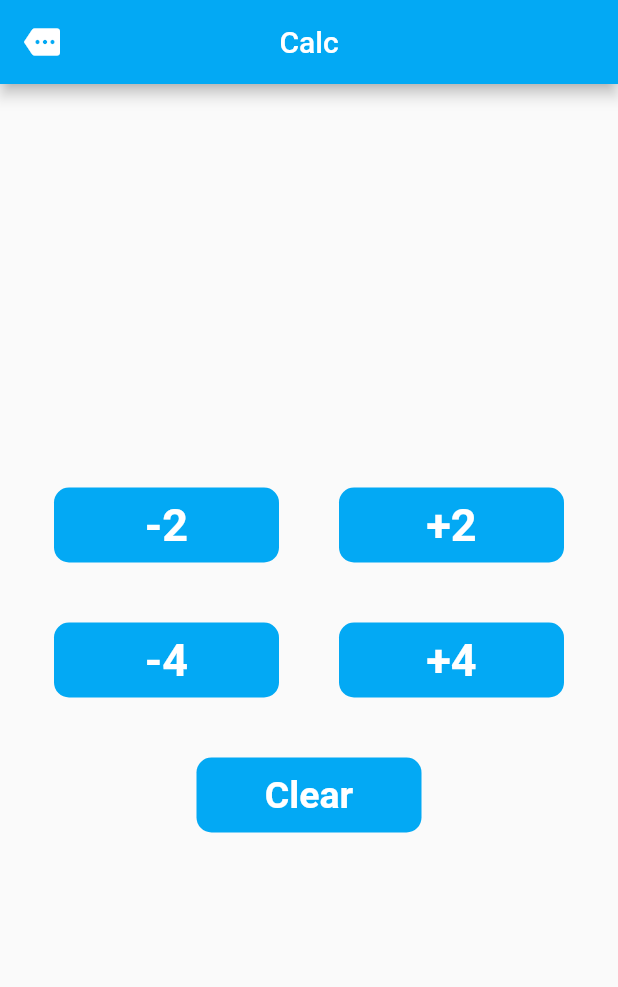
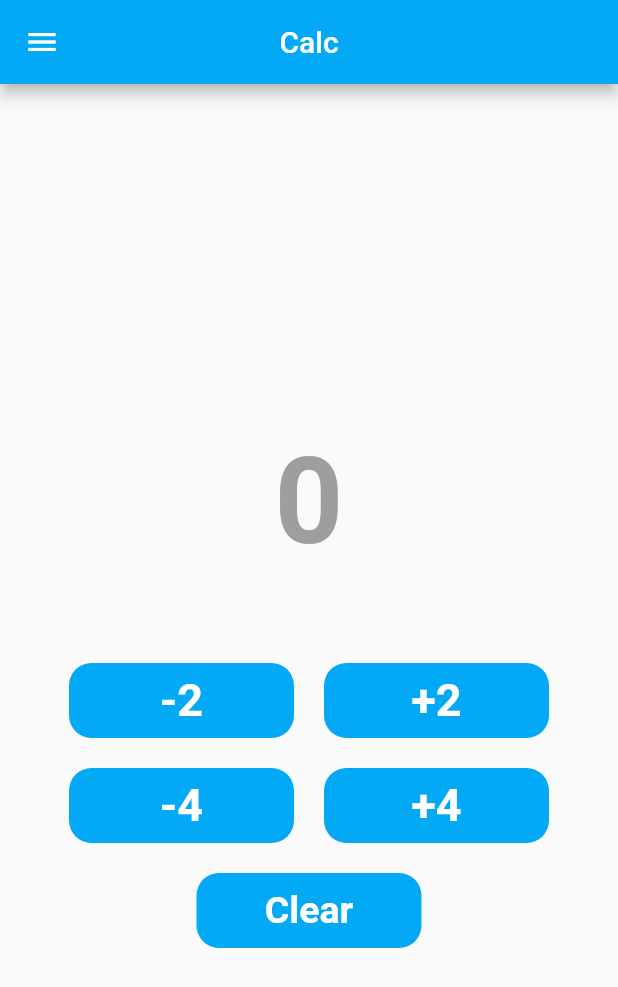
Before and after one commit to IamNikunjParmar/Core_flutter_, a Flutter app: the screen it shows after launch, on a phone screen of 412 x 824 dp. Shown: the top 987 px of the screen. Run offline on Flutter 3.47's test engine with Material 2 defaults, Android fonts, the light colour scheme and no system bars.

Commit message:
ch-5-4 task

```diff
--- a/ch_5_4/task_1/lib/main.dart
+++ b/ch_5_4/task_1/lib/main.dart
@@ -10,6 +10,8 @@
   );
 }
 
+
+
 class MyApp extends StatefulWidget {
   const MyApp({Key? key}) : super(key: key);
 
@@ -18,28 +20,9 @@
 
 }
 class _MyAppState extends State<MyApp> {
-  int counter = 0;
-  double h = 80;
-
-  Color appbarBg = Colors.amber;
-
-  late double w;
-
-  @override
-  void initState() {
-    super.initState();
-    w = h;
-    appbarBg = const Color(0xff314755);
-  }
-
-  void increase() {
-    setState(() {
-      counter++;
-    });
-  }
 
 
-
+int counter=0;
 @override
 Widget build(BuildContext context) {
   return Scaffold(
@@ -47,42 +30,21 @@
       backgroundColor: Colors.lightBlue,
       title: Text("Calc"),
       centerTitle: true,
-      leading: Icon(Icons.more),
+      leading: Icon(Icons.menu),
     ),
     body: Center(
       child: Column(
         mainAxisSize: MainAxisSize.min,
         children: [
           Row(
-              mainAxisSize: MainAxisSize.min,
 
               mainAxisAlignment: MainAxisAlignment.spaceAround,
               children: [
                 Container(
-                  height: 50,
-                  width: 150,
-                  margin: EdgeInsets.all(20),
-                  decoration: BoxDecoration(
-                    color: Colors.lightBlue,
-                    borderRadius: BorderRadius.circular(10),
-                  ),
-                  child: Text("-2",style: TextStyle(fontSize: 30,fontWeight: FontWeight.bold,
-                    color: Colors.white,
-                  )
-                  ),
-                  alignment: Alignment.center,
-                ),
-                Container(
-                  height: 50,
-                  width: 150,
-                  margin: EdgeInsets.all(20),
-                  decoration: BoxDecoration(
-                    color: Colors.lightBlue,
-                    borderRadius: BorderRadius.circular(10),
-                  ),
-                  child: Text("+2",style: TextStyle(
-                    fontSize: 30,
-                    color: Colors.white,
+                  margin: EdgeInsets.all(50),
+                  child: Text("$counter",style: TextStyle(
+                    color: Colors.grey,
+                    fontSize: 80,
                     fontWeight: FontWeight.bold,
                   )
                   ),
@@ -94,13 +56,73 @@
               mainAxisSize: MainAxisSize.min,
               mainAxisAlignment: MainAxisAlignment.spaceAround,
               children: [
-                Container(
+                InkWell(
+                  onTap: () {
+                    setState(() {
+                    counter-=2;
+                    print("$counter");
+                    });
+                  },
+                  child: Container(
+                    height: 50,
+                    width: 150,
+                    margin: EdgeInsets.all(10),
+                    decoration: BoxDecoration(
+                      color: Colors.lightBlue,
+                      borderRadius: BorderRadius.circular(15),
+                    ),
+                    child: Text("-2",style: TextStyle(fontSize: 30,fontWeight: FontWeight.bold,
+                      color: Colors.white,
+                    )
+                    ),
+                    alignment: Alignment.center,
+                  ),
+                ),
+                InkWell(
+                    onTap: () {
+                      setState(() {
+                        counter+=2;
+                        print("$counter");
+                      });
+                    },
+                 child: Container(
                   height: 50,
                   width: 150,
-                  margin: EdgeInsets.all(20),
+                  margin: EdgeInsets.all(10),
                   decoration: BoxDecoration(
                     color: Colors.lightBlue,
-                    borderRadius: BorderRadius.circular(10),
+                    borderRadius: BorderRadius.circular(15),
+                  ),
+                  child: Text("+2",style: TextStyle(
+                    fontSize: 30,
+                    color: Colors.white,
+                    fontWeight: FontWeight.bold,
+                  )
+                  ),
+                  alignment: Alignment.center,
+                ),
+                ),
+              ]
+          ),
+          Row(
+              mainAxisSize: MainAxisSize.min,
+              mainAxisAlignment: MainAxisAlignment.spaceAround,
+              children: [
+                InkWell(
+                    onTap: () {
+                      setState(() {
+                        counter-=4;
+                        print("$counter");
+                      });
+                    },
+
+                    child: Container(
+                  height: 50,
+                  width: 150,
+                  margin: EdgeInsets.all(10),
+                  decoration: BoxDecoration(
+                    color: Colors.lightBlue,
+                    borderRadius: BorderRadius.circular(15),
                   ),
                   child: Text("-4",style: TextStyle(
                     fontSize: 30,
@@ -110,13 +132,21 @@
                   ),
                   alignment: Alignment.center,
                 ),
-                Container(
+                ),
+                InkWell(
+                    onTap: () {
+                      setState(() {
+                        counter+=4;
+                        print("$counter");
+                      });
+                    },
+                child: Container(
                   height: 50,
                   width: 150,
-                  margin: EdgeInsets.all(20),
+                  margin: EdgeInsets.all(10),
                   decoration: BoxDecoration(
                     color: Colors.lightBlue,
-                    borderRadius: BorderRadius.circular(10),
+                    borderRadius: BorderRadius.circular(15),
                   ),
                   child: Text("+4",style: TextStyle(
                     fontSize: 30,
@@ -126,18 +156,26 @@
                   ),
                   alignment: Alignment.center,
                 ),
+                ),
               ]
           ),
           Row(
               mainAxisAlignment: MainAxisAlignment.spaceAround,
               children: [
-                Container(
+                InkWell(
+                    onTap: () {
+                      setState(() {
+                        counter=0;
+                        print("$counter");
+                      });
+                    },
+                child: Container(
                   height: 50,
                   width: 150,
-                  margin: EdgeInsets.all(20),
+                  margin: EdgeInsets.all(10),
                   decoration: BoxDecoration(
                     color: Colors.lightBlue,
-                    borderRadius: BorderRadius.circular(10),
+                    borderRadius: BorderRadius.circular(15),
                   ),
                   child: Text("Clear",style: TextStyle(
                     color: Colors.white,
@@ -146,11 +184,10 @@
                   )
                   ),
                   alignment: Alignment.center,
-
+                ),
                 ),
               ]
           ),
-
         ],
       ),
     ),
--- a/ch_5_4/task_2/lib/main.dart
+++ b/ch_5_4/task_2/lib/main.dart
@@ -1,115 +1,207 @@
+
 import 'package:flutter/material.dart';
 
-void main() {
-  runApp(const MyApp());
+void main(){
+  runApp(
+    MaterialApp(
+      debugShowCheckedModeBanner: false,
+      home: MyApp(),
+    ),
+  );
 }
 
-class MyApp extends StatelessWidget {
-  const MyApp({super.key});
+class MyApp extends StatefulWidget {
+  const MyApp({Key? key}) : super(key: key);
 
-  // This widget is the root of your application.
+  @override
+  State<MyApp> createState() => _MyAppState();
+}
+
+class _MyAppState extends State<MyApp> {
   @override
   Widget build(BuildContext context) {
-    return MaterialApp(
-      title: 'Flutter Demo',
-      theme: ThemeData(
-        // This is the theme of your application.
-        //
-        // Try running your application with "flutter run". You'll see the
-        // application has a blue toolbar. Then, without quitting the app, try
-        // changing the primarySwatch below to Colors.green and then invoke
-        // "hot reload" (press "r" in the console where you ran "flutter run",
-        // or simply save your changes to "hot reload" in a Flutter IDE).
-        // Notice that the counter didn't reset back to zero; the application
-        // is not restarted.
-        primarySwatch: Colors.blue,
-      ),
-      home: const MyHomePage(title: 'Flutter Demo Home Page'),
-    );
-  }
-}
-
-class MyHomePage extends StatefulWidget {
-  const MyHomePage({super.key, required this.title});
-
-  // This widget is the home page of your application. It is stateful, meaning
-  // that it has a State object (defined below) that contains fields that affect
-  // how it looks.
-
-  // This class is the configuration for the state. It holds the values (in this
-  // case the title) provided by the parent (in this case the App widget) and
-  // used by the build method of the State. Fields in a Widget subclass are
-  // always marked "final".
-
-  final String title;
-
-  @override
-  State<MyHomePage> createState() => _MyHomePageState();
-}
-
-class _MyHomePageState extends State<MyHomePage> {
-  int _counter = 0;
-
-  void _incrementCounter() {
-    setState(() {
-      // This call to setState tells the Flutter framework that something has
-      // changed in this State, which causes it to rerun the build method below
-      // so that the display can reflect the updated values. If we changed
-      // _counter without calling setState(), then the build method would not be
-      // called again, and so nothing would appear to happen.
-      _counter++;
-    });
-  }
-
-  @override
-  Widget build(BuildContext context) {
-    // This method is rerun every time setState is called, for instance as done
-    // by the _incrementCounter method above.
-    //
-    // The Flutter framework has been optimized to make rerunning build methods
-    // fast, so that you can just rebuild anything that needs updating rather
-    // than having to individually change instances of widgets.
     return Scaffold(
       appBar: AppBar(
-        // Here we take the value from the MyHomePage object that was created by
-        // the App.build method, and use it to set our appbar title.
-        title: Text(widget.title),
+        title: Text("Map"),
+        centerTitle: true,
+        leading: Icon(Icons.menu),
+        backgroundColor: Colors.blue,
       ),
-      body: Center(
-        // Center is a layout widget. It takes a single child and positions it
-        // in the middle of the parent.
+      body: Align(
         child: Column(
-          // Column is also a layout widget. It takes a list of children and
-          // arranges them vertically. By default, it sizes itself to fit its
-          // children horizontally, and tries to be as tall as its parent.
-          //
-          // Invoke "debug painting" (press "p" in the console, choose the
-          // "Toggle Debug Paint" action from the Flutter Inspector in Android
-          // Studio, or the "Toggle Debug Paint" command in Visual Studio Code)
-          // to see the wireframe for each widget.
-          //
-          // Column has various properties to control how it sizes itself and
-          // how it positions its children. Here we use mainAxisAlignment to
-          // center the children vertically; the main axis here is the vertical
-          // axis because Columns are vertical (the cross axis would be
-          // horizontal).
-          mainAxisAlignment: MainAxisAlignment.center,
-          children: <Widget>[
-            const Text(
-              'You have pushed the button this many times:',
+          children: [
+            Align(
+              child: Container(
+                height: 90,
+                width: 420,
+                color: Colors.white,
+                margin: EdgeInsets.only(bottom: 5,top: 5),
+                padding: EdgeInsets.all(20),
+                child: Row(
+                  children: [
+                    Text("Exit",
+                    style: TextStyle(
+                      fontSize: 20
+                    ),
+                    ),
+                    SizedBox(
+                      width: 250,
+                    ),
+                    Icon(Icons.exit_to_app,
+                    size: 25,
+                    ),
+                  ],
+                ),
+              ),
             ),
-            Text(
-              '$_counter',
-              style: Theme.of(context).textTheme.headlineMedium,
+            Align(
+              child: Container(
+                height: 90,
+                width: 420,
+                color: Colors.white,
+                margin: EdgeInsets.only(bottom: 5,top: 5),
+                padding: EdgeInsets.all(20),
+                child: Row(
+                  children: [
+                    Text("Play",
+                      style: TextStyle(
+                          fontSize: 20
+                      ),
+                    ),
+                    SizedBox(
+                      width: 245,
+                    ),
+                    Icon(Icons.play_arrow,
+                      size: 25,
+                    ),
+                  ],
+                ),
+              ),
+            ),
+            Align(
+              child: Container(
+                height: 90,
+                width: 420,
+                color: Colors.white,
+                margin: EdgeInsets.only(bottom: 5,top: 5),
+                padding: EdgeInsets.all(20),
+                child: Row(
+                  children: [
+                    Text("Pause",
+                      style: TextStyle(
+                          fontSize: 20
+                      ),
+                    ),
+                    SizedBox(
+                      width: 225,
+                    ),
+                    Icon(Icons.pause,
+                      size: 25,
+                    ),
+                  ],
+                ),
+              ),
+            ),
+            Align(
+              child: Container(
+                height: 90,
+                width: 420,
+                color: Colors.white,
+                margin: EdgeInsets.only(bottom: 5,top: 5),
+                padding: EdgeInsets.all(20),
+                child: Row(
+                  children: [
+                    Text("Stop",
+                      style: TextStyle(
+                          fontSize: 20
+                      ),
+                    ),
+                    SizedBox(
+                      width: 240,
+                    ),
+                    Icon(Icons.stop,
+                      size: 25,
+                    ),
+                  ],
+                ),
+              ),
+            ),
+            Align(
+              child: Container(
+                height: 90,
+                width: 420,
+                color: Colors.white,
+                margin: EdgeInsets.only(bottom: 5,top: 5),
+                padding: EdgeInsets.all(20),
+                child: Row(
+                  children: [
+                    Text("Close",
+                      style: TextStyle(
+                          fontSize: 20
+                      ),
+                    ),
+                    SizedBox(
+                      width: 230,
+                    ),
+                    Icon(Icons.close,
+                      size: 25,
+                    ),
+                  ],
+                ),
+              ),
+            ),
+            Align(
+              child: Container(
+                height: 90,
+                width: 420,
+                color: Colors.white,
+                margin: EdgeInsets.only(bottom: 5,top: 5),
+                padding: EdgeInsets.all(20),
+                child: Row(
+                  children: [
+                    Text("Delete",
+                      style: TextStyle(
+                          fontSize: 20
+                      ),
+                    ),
+                    SizedBox(
+                      width: 225,
+                    ),
+                    Icon(Icons.delete,
+                      size: 20,
+                    ),
+                  ],
+                ),
+              ),
+            ),
+            Align(
+              child: Container(
+                height: 90,
+                width: 420,
+                color: Colors.white,
+                margin: EdgeInsets.only(bottom: 5,top: 5),
+                padding: EdgeInsets.all(20),
+                child: Row(
+                  children: [
+                    Text("Email",
+                      style: TextStyle(
+                          fontSize: 20
+                      ),
+                    ),
+                    SizedBox(
+                      width: 230,
+                    ),
+                    Icon(Icons.email,
+                      size: 25,
+                    ),
+                  ],
+                ),
+              ),
             ),
           ],
         ),
       ),
-      floatingActionButton: FloatingActionButton(
-        onPressed: _incrementCounter,
-        tooltip: 'Increment',
-        child: const Icon(Icons.add),
-      ), // This trailing comma makes auto-formatting nicer for build methods.
+      backgroundColor: Colors.grey.shade300,
     );
   }
 }
--- /dev/null
+++ b/ch_5_4/task_3/lib/main.dart
@@ -0,0 +1,172 @@
+
+
+import 'package:flutter/material.dart';
+
+void main(){
+  runApp(
+    MaterialApp(
+      debugShowCheckedModeBanner: false,
+      home: MyApp(),
+    ),
+  );
+}
+
+class MyApp extends StatefulWidget {
+  const MyApp({Key? key}) : super(key: key);
+
+  @override
+  State<MyApp> createState() => _MyAppState();
+}
+
+class _MyAppState extends State<MyApp> {
+  @override
+  Widget build(BuildContext context) {
+    return Scaffold(
+      appBar: AppBar(
+        title: Text("Icons",style: TextStyle(color: Colors.grey.shade600,fontWeight: FontWeight.bold),),
+        centerTitle: true,
+        backgroundColor: Colors.white,
+      ),
+    body: Align(
+      child: SingleChildScrollView(
+        scrollDirection: Axis.horizontal,
+        physics: BouncingScrollPhysics(),
+        child: Row(
+          children: [
+            Align(
+              alignment: Alignment.topLeft,
+              child: Container(
+                height: 100,
+                width: 100,
+                alignment: Alignment.center,
+                margin: EdgeInsets.all(8),
+                decoration: BoxDecoration(
+                  color: Colors.grey.shade200,
+                  borderRadius: BorderRadius.circular(10),
+                  boxShadow: [
+                    BoxShadow(
+                      blurRadius: 5,
+                      color: Colors.grey.shade500,
+                      offset: Offset(0,10),
+                    ),
+                  ],
+                ),
+                child: Text("+",
+                  style: TextStyle(
+                      fontSize: 35,
+                      color: Colors.grey.shade600
+                  ),
+                ),
+              ),
+            ),
+            Align(
+              alignment: Alignment.topCenter,
+              child: Container(
+                height: 100,
+                width: 100,
+                alignment: Alignment.center,
+                margin: EdgeInsets.all(8),
+                decoration: BoxDecoration(
+                  color: Colors.grey.shade200,
+                  borderRadius: BorderRadius.circular(10),
+                  boxShadow: [
+                    BoxShadow(
+                      blurRadius: 5,
+                      color: Colors.grey.shade500,
+                      offset: Offset(0,10),
+                    ),
+                  ],
+                ),
+                child: Icon(Icons.account_circle_rounded,
+                size: 30,
+                  color: Colors.grey.shade600,
+                ),
+              ),
+            ),
+            Align(
+              alignment: Alignment.topRight,
+              child: Container(
+                height: 100,
+                width: 100,
+                alignment: Alignment.center,
+                margin: EdgeInsets.all(8),
+                decoration: BoxDecoration(
+                  color: Colors.grey.shade200,
+                  borderRadius: BorderRadius.circular(10),
+                  boxShadow: [
+                    BoxShadow(
+                      blurRadius: 5,
+                      color: Colors.grey.shade500,
+                      offset: Offset(0,10),
+                    ),
+                  ],
+                ),
+                child: Text("<",
+                  style: TextStyle(
+                      fontSize: 35,
+                      color: Colors.grey.shade600
+                  ),
+                ),
+              ),
+            ),
+            Align(
+              alignment: Alignment.topLeft,
+              child: Container(
+                height: 100,
+                width: 100,
+                alignment: Alignment.center,
+                margin: EdgeInsets.all(8),
+                decoration: BoxDecoration(
+                  color: Colors.grey.shade200,
+                  borderRadius: BorderRadius.circular(10),
+                  boxShadow: [
+                    BoxShadow(
+                      blurRadius: 5,
+                      color: Colors.grey.shade500,
+                      offset: Offset(0,10),
+                    ),
+                  ],
+                ),
+                child: Text(">",
+                  style: TextStyle(
+                      fontSize: 35,
+                      color: Colors.grey.shade600
+                  ),
+                ),
+              ),
+            ),
+            Align(
+              alignment: Alignment.topRight,
+              child: Container(
+                height: 100,
+                width: 100,
+                alignment: Alignment.center,
+                margin: EdgeInsets.all(8),
+                decoration: BoxDecoration(
+                  color: Colors.grey.shade200,
+                  borderRadius: BorderRadius.circular(10),
+                  boxShadow: [
+                    BoxShadow(
+                      blurRadius: 5,
+                      color: Colors.grey.shade500,
+                      offset: Offset(0,10),
+                    ),
+                  ],
+                ),
+                child: Text("?",
+                  style: TextStyle(
+                      fontSize: 35,
+                      color: Colors.grey.shade600
+                  ),
+                ),
+              ),
+            ),
+          ],
+        ),
+
+      ),
+    ),
+      backgroundColor: Colors.grey.shade300,
+    );
+  }
+}
```
Also changed, not shown: ch_5_4/task_3/analysis_options.yaml (added, +29 -0 lines), ch_5_4/task_3/pubspec.yaml (added, +90 -0 lines), ch_5_4/task_3/pubspec.lock (added), ecomm_app/lib/Utils/product_utils.dart (added), ecomm_app/lib/color_utils.dart (added), ecomm_app/lib/views/Screens/home_page.dart (added), 122 other files.
